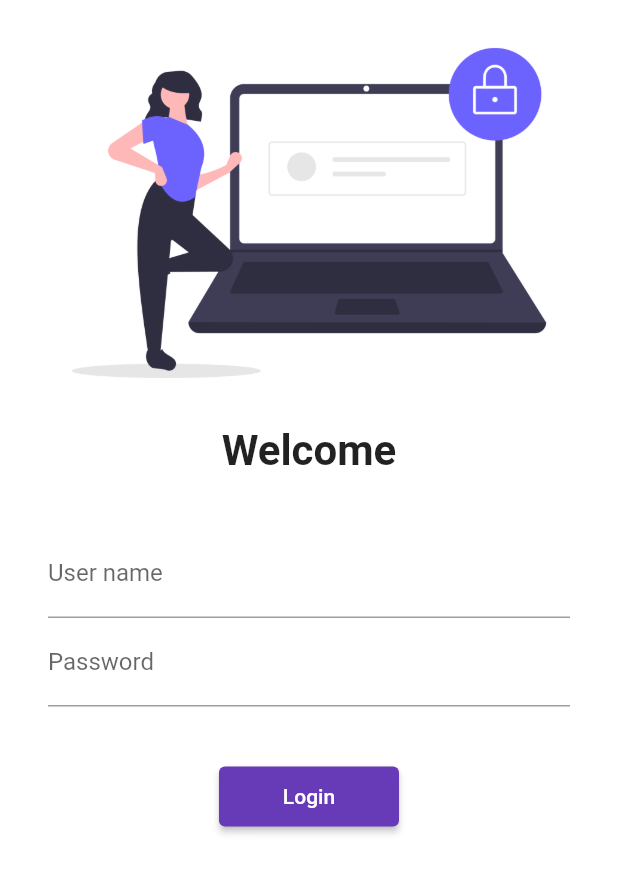
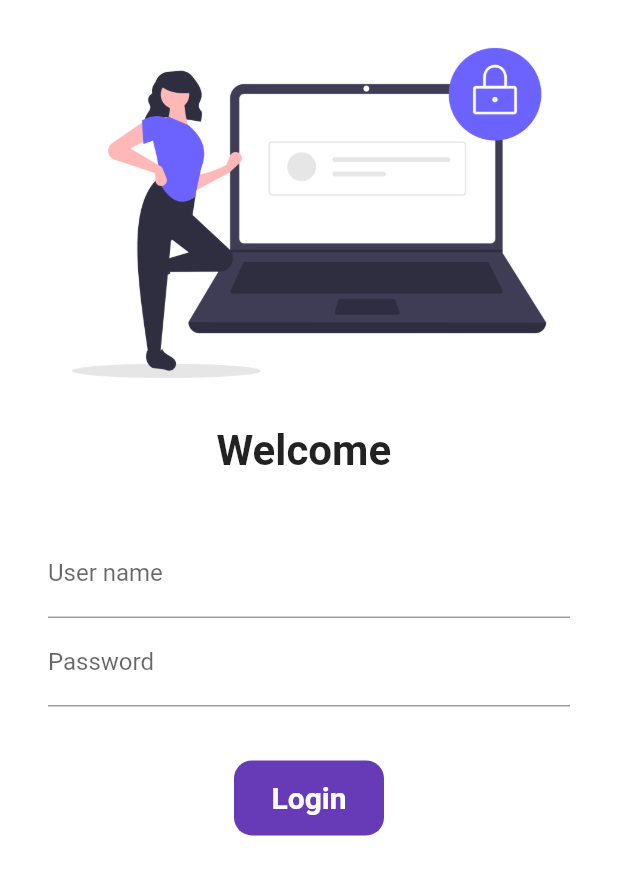
Before and after one commit to ssacharya2002/30Days_Of_Flutter, a Flutter app: the LoginPage screen opened by its route, on a phone screen of 412 x 824 dp. Shown: the top 875 px of the screen. Run offline on Flutter 3.47's test engine with Material 2 defaults, Android fonts, the phone set to English and light mode, and no system bars; our stand-ins replace google_fonts.

Commit message:
day6 completed

```diff
--- a/lib/pages/login_page.dart
+++ b/lib/pages/login_page.dart
@@ -1,8 +1,16 @@
 import 'package:flutter/material.dart';
 import 'package:demo/utils/routes.dart';
 
-class LoginPage extends StatelessWidget {
+class LoginPage extends StatefulWidget {
   const LoginPage({super.key});
+
+  @override
+  State<LoginPage> createState() => _LoginPageState();
+}
+
+class _LoginPageState extends State<LoginPage> {
+  String name = "";
+  bool changeButton = false;
 
   @override
   Widget build(BuildContext context) {
@@ -15,8 +23,8 @@ class LoginPage extends StatelessWidget {
               "assets/images/login_image.png",
               fit: BoxFit.cover,
             ),
-            const Text(
-              "Welcome",
+            Text(
+              "Welcome $name",
               style: TextStyle(
                 fontWeight: FontWeight.bold,
                 fontSize: 28,
@@ -35,6 +43,7 @@ class LoginPage extends StatelessWidget {
                       hintText: "Enter username",
                       label: Text("User name"),
                     ),
+                    onChanged: (value) => {name = value, setState(() {})},
                   ),
                   TextFormField(
                     obscureText: true,
@@ -49,12 +58,45 @@ class LoginPage extends StatelessWidget {
                 ],
               ),
             ),
-            ElevatedButton(
-                child: Text("Login"),
-                style: TextButton.styleFrom(minimumSize: Size(120, 40)),
-                onPressed: () {
-                  Navigator.pushNamed(context, MyRoute.homeRoute);
-                })
+            InkWell(
+              onTap: () async {
+                setState(() {
+                  changeButton = true;
+                });
+                await Future.delayed(Duration(seconds: 1));
+                Navigator.pushNamed(context, MyRoute.homeRoute);
+              },
+              child: AnimatedContainer(
+                duration: Duration(seconds: 1),
+                height: 50,
+                width: changeButton ? 50 : 100,
+                alignment: Alignment.center,
+                child: changeButton
+                    ? Icon(
+                        Icons.done,
+                        color: Colors.white,
+                      )
+                    : Text(
+                        "Login",
+                        style: TextStyle(
+                          color: Colors.white,
+                          fontWeight: FontWeight.bold,
+                          fontSize: 20,
+                        ),
+                      ),
+                decoration: BoxDecoration(
+                    color: Colors.deepPurple,
+                    borderRadius:
+                        BorderRadius.circular(changeButton ? 50 : 12)),
+              ),
+            )
+
+            // ElevatedButton(
+            //     child: Text("Login"),
+            //     style: TextButton.styleFrom(minimumSize: Size(120, 40)),
+            //     onPressed: () {
+            //       Navigator.pushNamed(context, MyRoute.homeRoute);
+            //     })
           ],
         ),
       ),
```
